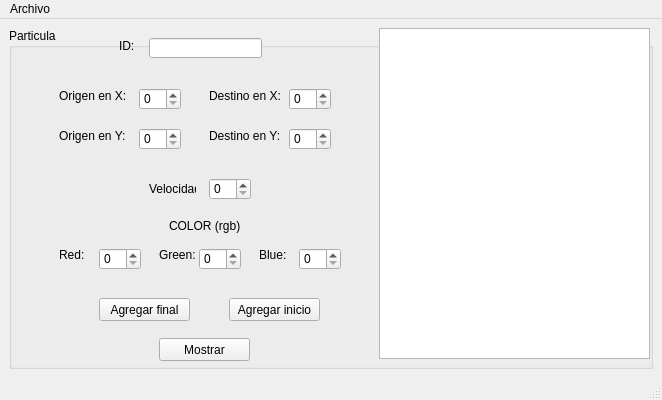
First picture: the form in mainwindow.ui, repository SeleneGRdz/Actividad_8, before the edit.
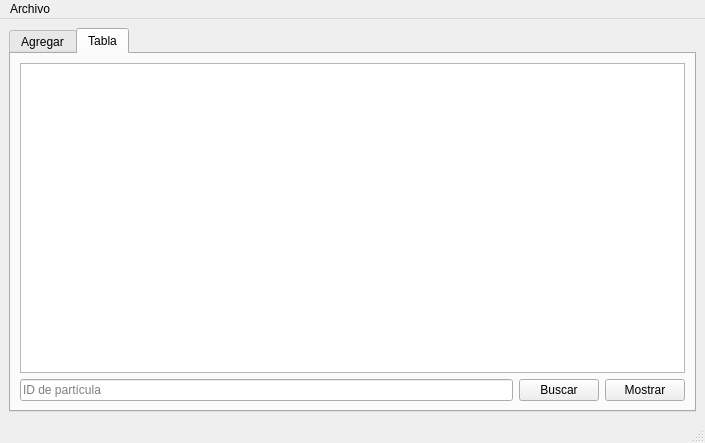
Second picture: the form after the edit.

Commit message: Se agregó la tabla y la función de buscar

What changed in the file:
```diff
--- a/mainwindow.ui
+++ b/mainwindow.ui
@@ -6,16 +6,26 @@
    <rect>
     <x>0</x>
     <y>0</y>
-    <width>662</width>
-    <height>400</height>
+    <width>705</width>
+    <height>443</height>
    </rect>
   </property>
   <property name="windowTitle">
    <string>MainWindow</string>
   </property>
   <widget class="QWidget" name="centralwidget">
+   <layout class="QGridLayout" name="gridLayout_2">
+    <item row="0" column="0">
+     <widget class="QTabWidget" name="tabWidget">
+      <property name="currentIndex">
+       <number>1</number>
+      </property>
+      <widget class="QWidget" name="tab">
+       <attribute name="title">
+        <string>Agregar</string>
+       </attribute>
    <layout class="QGridLayout" name="gridLayout">
-    <item row="0" column="1">
+        <item row="0" column="0">
      <widget class="QGroupBox" name="groupBox">
       <property name="title">
        <string>Particula</string>
@@ -341,13 +351,48 @@
     </item>
    </layout>
   </widget>
+      <widget class="QWidget" name="tab_2">
+       <attribute name="title">
+        <string>Tabla</string>
+       </attribute>
+       <layout class="QGridLayout" name="gridLayout_3">
+        <item row="0" column="0" colspan="3">
+         <widget class="QTableWidget" name="tabla"/>
+        </item>
+        <item row="1" column="0">
+         <widget class="QLineEdit" name="buscar_lineEdit">
+          <property name="placeholderText">
+           <string>ID de partícula</string>
+          </property>
+         </widget>
+        </item>
+        <item row="1" column="1">
+         <widget class="QPushButton" name="buscar_pushButton">
+          <property name="text">
+           <string>Buscar</string>
+          </property>
+         </widget>
+        </item>
+        <item row="1" column="2">
+         <widget class="QPushButton" name="mostrar_tabla_pushButton">
+          <property name="text">
+           <string>Mostrar</string>
+          </property>
+         </widget>
+        </item>
+       </layout>
+      </widget>
+     </widget>
+    </item>
+   </layout>
+  </widget>
   <widget class="QStatusBar" name="statusbar"/>
   <widget class="QMenuBar" name="menubar">
    <property name="geometry">
     <rect>
      <x>0</x>
      <y>0</y>
-     <width>662</width>
+     <width>705</width>
      <height>21</height>
     </rect>
    </property>
```
Lines whose indentation alone changed are shown as unchanged. The commit also changes 9 other files.
